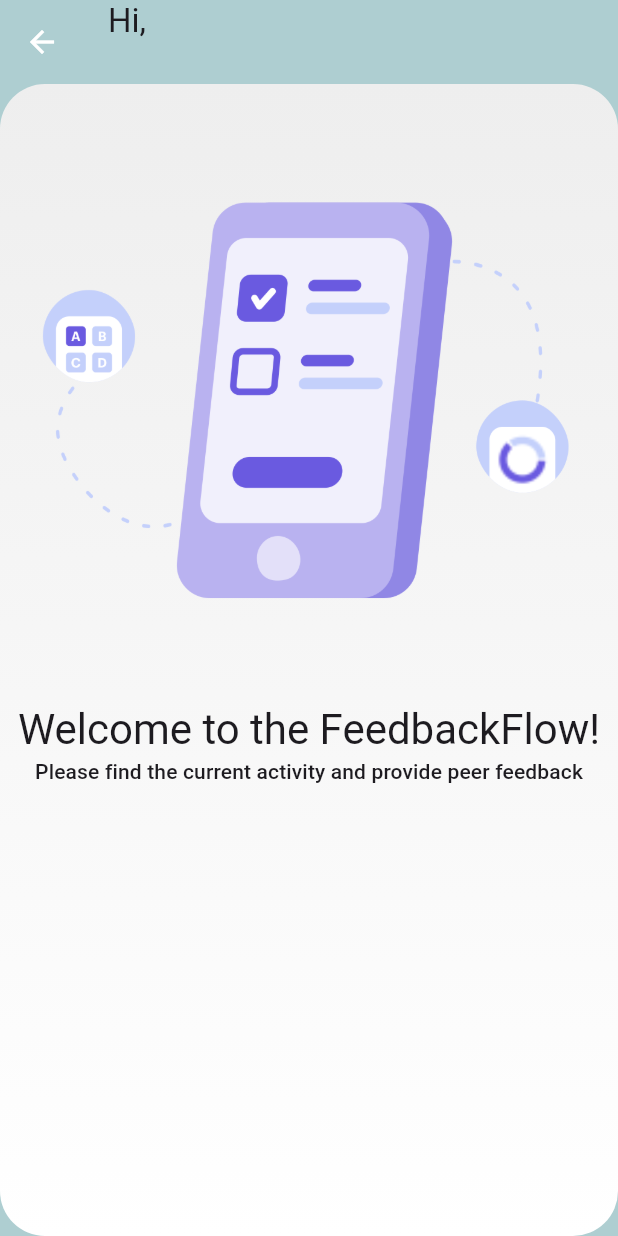
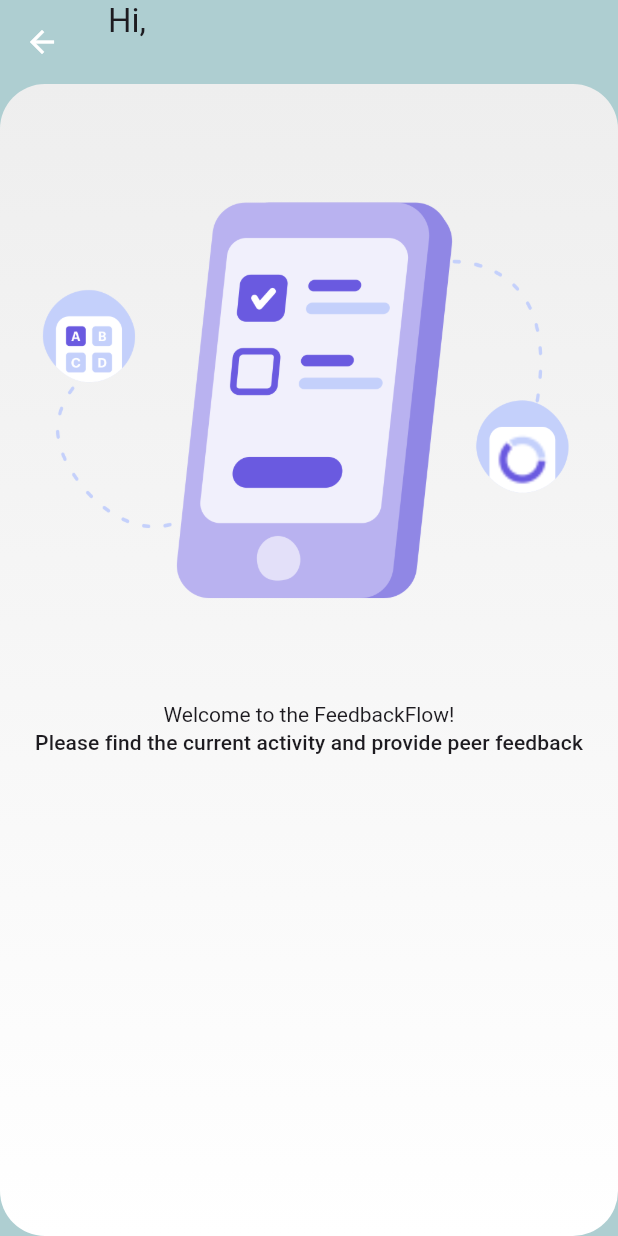
Before and after one commit to BasantaPoudel/feedback-flow-ai, a Flutter app: the WelcomeScreen screen opened directly, on a phone screen of 412 x 824 dp. Run offline on Flutter 3.47's test engine with Material 3 defaults, Android fonts, the phone set to English and light mode, and no system bars; our stand-ins replace bloc, cloud_firestore, firebase_auth, firebase_core, fl_chart, flutter_bloc and 1 more; missing offline and left inert: firebase_ui_auth, material_color_gen; accounts and stored records are empty; Roboto replaces fonts that are missing (Hind).

Commit message:
Refactor TextStyle

```diff
--- a/lib/screens/welcome_screen.dart
+++ b/lib/screens/welcome_screen.dart
@@ -47,7 +47,7 @@ class WelcomeScreen extends StatelessWidget {
                           children: [
                         Text(
                           'Welcome to the FeedbackFlow!',
-                          style: Theme.of(context).textTheme.headline4,
+                          style: Theme.of(context).textTheme.displaySmall,
                         ),
                         Text(
                           'Please find the current activity and provide peer feedback',
```
